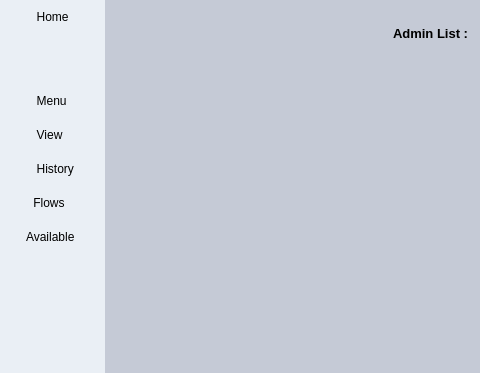
First picture: the form in forms/mainapp.ui, repository h471x/SQLite_Inventory_Management, before the edit; both pictures show x 0 to 480 and y 0 to 373 of the 1429 by 731 pixel window.
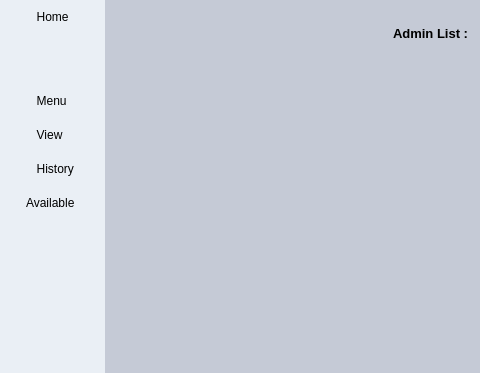
Second picture: the form after the edit. Icons and pictures are not drawn.

Commit message: Removed Flows Button

```diff
--- a/forms/mainapp.ui
+++ b/forms/mainapp.ui
@@ -325,29 +325,6 @@
                </property>
               </widget>
              </item>
-             <item>
-              <widget class="QPushButton" name="FlowsBtn">
-               <property name="focusPolicy">
-                <enum>Qt::ClickFocus</enum>
-               </property>
-               <property name="toolTip">
-                <string>See the current flow of materials</string>
-               </property>
-               <property name="text">
-                <string>    Flows    </string>
-               </property>
-               <property name="icon">
-                <iconset resource="../resources/resources.qrc">
-                 <normaloff>:/icons/icons/black/flows.png</normaloff>:/icons/icons/black/flows.png</iconset>
-               </property>
-               <property name="iconSize">
-                <size>
-                 <width>48</width>
-                 <height>48</height>
-                </size>
-               </property>
-              </widget>
-             </item>
              <item>
               <widget class="QPushButton" name="AvailableBtn">
                <property name="text">
```
